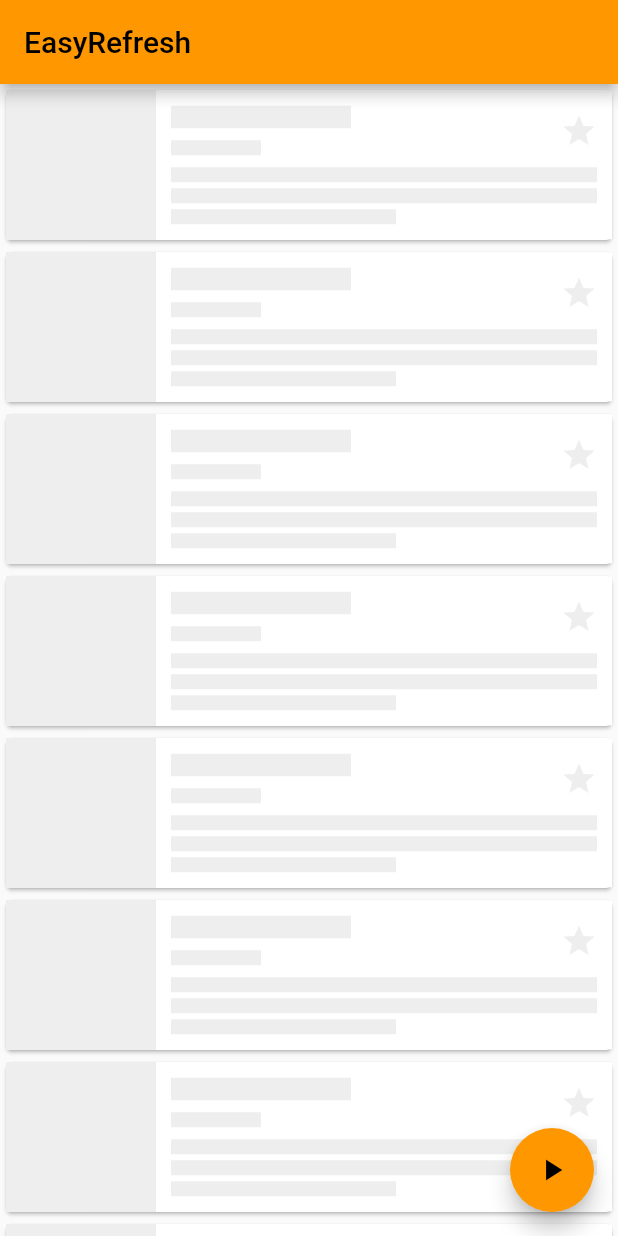
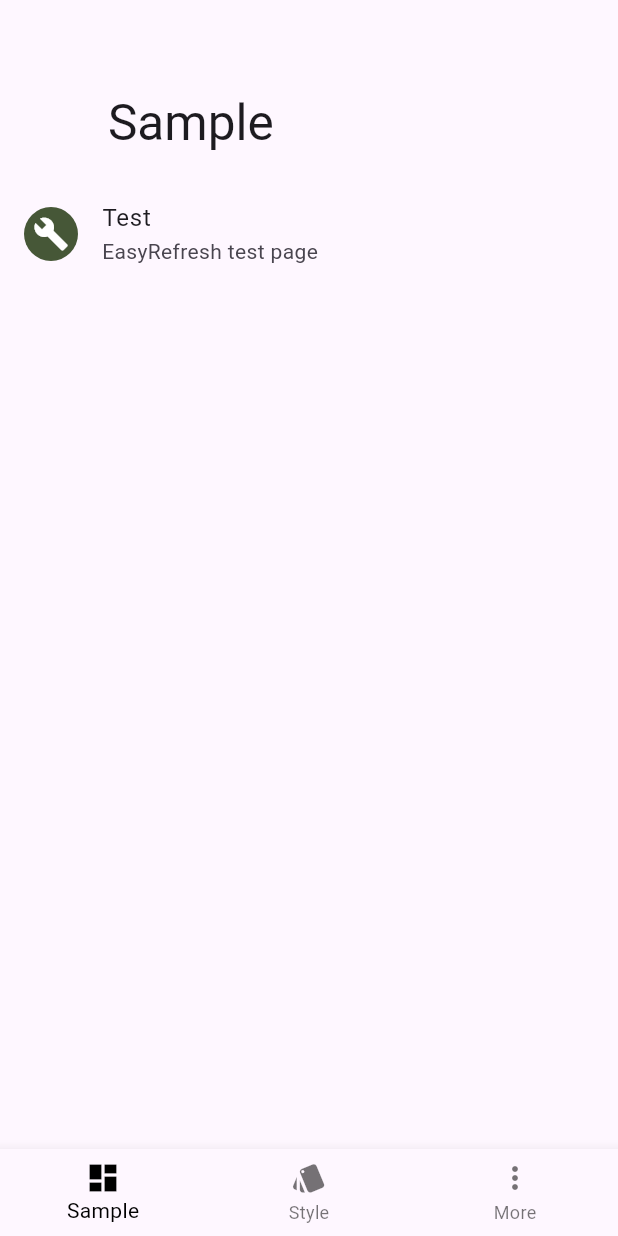
Before and after one commit to xuelongqy/flutter_easy_refresh, a Flutter app: the screen it shows after launch, on a phone screen of 412 x 824 dp. Run offline on Flutter 3.47's test engine with Material 2 defaults, Android fonts, the phone set to English and light mode, and no system bars; our stand-ins replace convert, get.

Commit message:
feat: Initialize UI.

```diff
--- a/example/lib/main.dart
+++ b/example/lib/main.dart
@@ -1,7 +1,8 @@
-import 'package:example/test.dart';
 import 'package:flutter/material.dart';
 import 'package:flutter_localizations/flutter_localizations.dart';
 import 'package:get/get.dart';
+
+import 'page/home.dart';
 
 void main() => runApp(const MyApp());
 
@@ -21,14 +22,11 @@ class _MyAppState extends State<MyApp> {
   @override
   Widget build(BuildContext context) {
     return GetMaterialApp(
-      // App名字
       title: 'EasyRefresh',
-      // App主题
       theme: ThemeData(
-        primarySwatch: Colors.orange,
+        useMaterial3: true,
       ),
-      // 主页
-      home: const TestPage(),
+      home: const HomePage(),
       localizationsDelegates: const [
         GlobalCupertinoLocalizations.delegate,
         GlobalMaterialLocalizations.delegate,
--- a/example/lib/page/home.dart
+++ b/example/lib/page/home.dart
@@ -1,91 +1,75 @@
-// import 'package:example/page/more/more.dart';
-// import 'package:example/page/sample/sample.dart';
-// import 'package:example/page/style/style.dart';
-// import 'package:flutter/material.dart';
-// import 'package:example/generated/i18n.dart';
-// import 'package:flutter/scheduler.dart';
-// import 'package:flutter_easyrefresh/easy_refresh.dart';
-//
-// /// 主页面
-// class HomePage extends StatefulWidget {
-//   @override
-//   _HomePageState createState() => _HomePageState();
-// }
-//
-// class _HomePageState extends State<HomePage> {
-//   // 页面控制
-//   late PageController _pageController;
-//   // 当前页面
-//   int _pageIndex = 0;
-//
-//   // 初始化
-//   @override
-//   void initState() {
-//     super.initState();
-//     _pageController = PageController();
-//     SchedulerBinding.instance!.addPostFrameCallback((Duration timestamp) {
-//       // 设置EasyRefresh的默认样式
-//       EasyRefresh.defaultHeader = ClassicalHeader(
-//         enableInfiniteRefresh: false,
-//         refreshText: S.of(context).pullToRefresh,
-//         refreshReadyText: S.of(context).releaseToRefresh,
-//         refreshingText: S.of(context).refreshing,
-//         refreshedText: S.of(context).refreshed,
-//         refreshFailedText: S.of(context).refreshFailed,
-//         noMoreText: S.of(context).noMore,
-//         infoText: S.of(context).updateAt,
-//       );
-//       EasyRefresh.defaultFooter = ClassicalFooter(
-//         enableInfiniteLoad: true,
-//         loadText: S.of(context).pushToLoad,
-//         loadReadyText: S.of(context).releaseToLoad,
-//         loadingText: S.of(context).loading,
-//         loadedText: S.of(context).loaded,
-//         loadFailedText: S.of(context).loadFailed,
-//         noMoreText: S.of(context).noMore,
-//         infoText: S.of(context).updateAt,
-//       );
-//     });
-//   }
-//
-//   @override
-//   void dispose() {
-//     _pageController.dispose();
-//     super.dispose();
-//   }
-//
-//   // 底部栏切换
-//   void _onBottomNavigationBarTap(int index) {
-//     _pageController.animateToPage(index,
-//         duration: Duration(milliseconds: 200), curve: Curves.linear);
-//   }
-//
-//   @override
-//   Widget build(BuildContext context) {
-//     return Scaffold(
-//       body: PageView(
-//         controller: _pageController,
-//         children: <Widget>[SamplePage(), StylePage(), MorePage()],
-//         onPageChanged: (index) {
-//           setState(() {
-//             _pageIndex = index;
-//           });
-//         },
-//       ),
-//       bottomNavigationBar: BottomNavigationBar(
-//         currentIndex: _pageIndex,
-//         type: BottomNavigationBarType.fixed,
-//         fixedColor: Colors.black,
-//         onTap: _onBottomNavigationBarTap,
-//         items: <BottomNavigationBarItem>[
-//           BottomNavigationBarItem(
-//               icon: Icon(Icons.dashboard), title: Text(S.of(context).sample)),
-//           BottomNavigationBarItem(
-//               icon: Icon(Icons.style), title: Text(S.of(context).style)),
-//           BottomNavigationBarItem(
-//               icon: Icon(Icons.more_vert), title: Text(S.of(context).more)),
-//         ],
-//       ),
-//     );
-//   }
-// }
+import 'package:example/page/style/style.dart';
+import 'package:flutter/material.dart';
+
+import 'sample/sample.dart';
+
+/// 主页面
+class HomePage extends StatefulWidget {
+  const HomePage({Key? key}) : super(key: key);
+
+  @override
+  _HomePageState createState() => _HomePageState();
+}
+
+class _HomePageState extends State<HomePage> {
+  // Page Controller.
+  late PageController _pageController;
+  // Current page.
+  int _pageIndex = 0;
+
+  @override
+  void initState() {
+    super.initState();
+    _pageController = PageController();
+  }
+
+  @override
+  void dispose() {
+    _pageController.dispose();
+    super.dispose();
+  }
+
+  // Change page.
+  void _onBottomNavigationBarTap(int index) {
+    _pageController.animateToPage(
+      index,
+      duration: const Duration(milliseconds: 200),
+      curve: Curves.linear,
+    );
+  }
+
+  @override
+  Widget build(BuildContext context) {
+    return Scaffold(
+      body: PageView(
+        controller: _pageController,
+        children: const <Widget>[SamplePage(), StylePage(), SizedBox()],
+        onPageChanged: (index) {
+          setState(() {
+            _pageIndex = index;
+          });
+        },
+      ),
+      bottomNavigationBar: BottomNavigationBar(
+        currentIndex: _pageIndex,
+        type: BottomNavigationBarType.fixed,
+        fixedColor: Colors.black,
+        onTap: _onBottomNavigationBarTap,
+        items: const <BottomNavigationBarItem>[
+          BottomNavigationBarItem(
+            icon: Icon(Icons.dashboard),
+            label: 'Sample',
+          ),
+          BottomNavigationBarItem(
+            icon: Icon(Icons.style),
+            label: 'Style',
+          ),
+          BottomNavigationBarItem(
+            icon: Icon(Icons.more_vert),
+            label: 'More',
+          ),
+        ],
+      ),
+    );
+  }
+}
--- a/example/lib/page/sample/sample.dart
+++ b/example/lib/page/sample/sample.dart
@@ -213,3 +213,62 @@
 //   // TODO: implement wantKeepAlive
 //   bool get wantKeepAlive => true;
 // }
+
+import 'package:example/test.dart';
+import 'package:example/util/color_utils.dart';
+import 'package:flutter/material.dart';
+import 'package:get/get.dart';
+
+class SamplePage extends StatefulWidget {
+  const SamplePage({Key? key}) : super(key: key);
+
+  @override
+  State<SamplePage> createState() => _SamplePageState();
+}
+
+class _SamplePageState extends State<SamplePage> {
+  @override
+  Widget build(BuildContext context) {
+    return Scaffold(
+      body: CustomScrollView(
+        slivers: [
+          SliverAppBar(
+            expandedHeight: 120,
+            pinned: true,
+            flexibleSpace: FlexibleSpaceBar(
+              title: Text(
+                'Sample',
+                style: TextStyle(
+                    color: Theme.of(context).textTheme.titleLarge?.color),
+              ),
+              centerTitle: false,
+            ),
+          ),
+          SliverList(
+              delegate: SliverChildListDelegate([
+            ListTile(
+              title: const Text('Test'),
+              leading: Container(
+                height: 36,
+                width: 36,
+                decoration: BoxDecoration(
+                  color: ColorUtils.backgroundColorWithString('test'),
+                  borderRadius: const BorderRadius.all(Radius.circular(18)),
+                ),
+                alignment: Alignment.center,
+                child: Icon(
+                  Icons.build,
+                  color: ColorUtils.foregroundColorWithString('test'),
+                ),
+              ),
+              subtitle: const Text('EasyRefresh test page'),
+              onTap: () {
+                Get.to(() => const TestPage());
+              },
+            ),
+          ])),
+        ],
+      ),
+    );
+  }
+}
--- /dev/null
+++ b/example/lib/util/color_utils.dart
@@ -0,0 +1,20 @@
+import 'package:convert/convert.dart';
+import 'package:flutter/material.dart';
+
+class ColorUtils {
+  /// Generate background color from string.
+  static Color backgroundColorWithString(String str) {
+    return Color(int.parse(
+        'ff' + hex.encode('${str}color'.codeUnits).substring(1, 7),
+        radix: 16));
+  }
+
+  /// Generate foreground color from string.
+  static Color foregroundColorWithString(String str) {
+    final bgColor = backgroundColorWithString(str);
+    return bgColor.red * 0.299 + bgColor.green * 0.587 + bgColor.blue * 0.114 >
+            186
+        ? Colors.black
+        : Colors.white;
+  }
+}
--- a/example/lib/widget/sample_list_item.dart
+++ b/example/lib/widget/sample_list_item.dart
@@ -18,10 +18,11 @@ class SampleListItem extends StatelessWidget {
   Widget build(BuildContext context) {
     return direction == Axis.vertical
         ? Card(
-            child: Container(
+            clipBehavior: Clip.antiAlias,
+            elevation: 0,
             child: Row(
               children: <Widget>[
-                  Container(
+                SizedBox(
                   height: 100.0,
                   child: AspectRatio(
                     aspectRatio: 1.0,
@@ -33,10 +34,9 @@ class SampleListItem extends StatelessWidget {
                 Expanded(
                   flex: 1,
                   child: Container(
-                        padding: EdgeInsets.all(
+                      padding: const EdgeInsets.all(
                         10.0,
                       ),
-                        color: Colors.white,
                       child: Column(
                         children: <Widget>[
                           Row(
@@ -52,12 +52,12 @@ class SampleListItem extends StatelessWidget {
                                   Container(
                                     width: 60.0,
                                     height: 10.0,
-                                      margin: EdgeInsets.only(top: 8.0),
+                                    margin: const EdgeInsets.only(top: 8.0),
                                     color: Colors.grey[200],
                                   ),
                                 ],
                               ),
-                                Expanded(
+                              const Expanded(
                                 flex: 1,
                                 child: SizedBox(),
                               ),
@@ -67,7 +67,7 @@ class SampleListItem extends StatelessWidget {
                               )
                             ],
                           ),
-                            SizedBox(
+                          const SizedBox(
                             height: 8.0,
                           ),
                           Column(
@@ -77,14 +77,14 @@ class SampleListItem extends StatelessWidget {
                                 height: 10.0,
                                 color: Colors.grey[200],
                               ),
-                                SizedBox(
+                              const SizedBox(
                                 height: 4.0,
                               ),
                               Container(
                                 height: 10.0,
                                 color: Colors.grey[200],
                               ),
-                                SizedBox(
+                              const SizedBox(
                                 height: 4.0,
                               ),
                               Container(
@@ -99,9 +99,10 @@ class SampleListItem extends StatelessWidget {
                 ),
               ],
             ),
-            ),
           )
         : Card(
+            clipBehavior: Clip.antiAlias,
+            elevation: 0,
             child: Container(
               alignment: Alignment.center,
               child: Column(
@@ -113,7 +114,7 @@ class SampleListItem extends StatelessWidget {
                   ),
                   Container(
                     width: width,
-                    padding: EdgeInsets.all(10.0),
+                    padding: const EdgeInsets.all(10.0),
                     child: Column(
                       children: <Widget>[
                         Row(
@@ -129,12 +130,12 @@ class SampleListItem extends StatelessWidget {
                                 Container(
                                   width: 60.0,
                                   height: 10.0,
-                                  margin: EdgeInsets.only(top: 8.0),
+                                  margin: const EdgeInsets.only(top: 8.0),
                                   color: Colors.grey[200],
                                 ),
                               ],
                             ),
-                            Expanded(
+                            const Expanded(
                               flex: 1,
                               child: SizedBox(),
                             ),
@@ -144,7 +145,7 @@ class SampleListItem extends StatelessWidget {
                             )
                           ],
                         ),
-                        SizedBox(
+                        const SizedBox(
                           height: 8.0,
                         ),
                         Column(
@@ -154,14 +155,14 @@ class SampleListItem extends StatelessWidget {
                               height: 10.0,
                               color: Colors.grey[200],
                             ),
-                            SizedBox(
+                            const SizedBox(
                               height: 4.0,
                             ),
                             Container(
                               height: 10.0,
                               color: Colors.grey[200],
                             ),
-                            SizedBox(
+                            const SizedBox(
                               height: 4.0,
                             ),
                             Container(
--- a/example/pubspec.yaml
+++ b/example/pubspec.yaml
@@ -24,7 +24,8 @@ dependencies:
   flutter_spinkit: ^5.0.0
   flare_flutter: ^3.0.0
   extended_nested_scroll_view: ^3.0.0
-  get: ^4.6.1
+  get: ^4.6.3
+  convert: ^3.0.1
   flutter_easyrefresh:
     path: ../
 
```
Also changed, not shown: example/lib/page/style/style.dart (+54 -0 lines), lib/src/style/bezier/bezier_background.dart (+13 -8 lines), 1 other file. Lines whose indentation alone changed are shown as unchanged.
